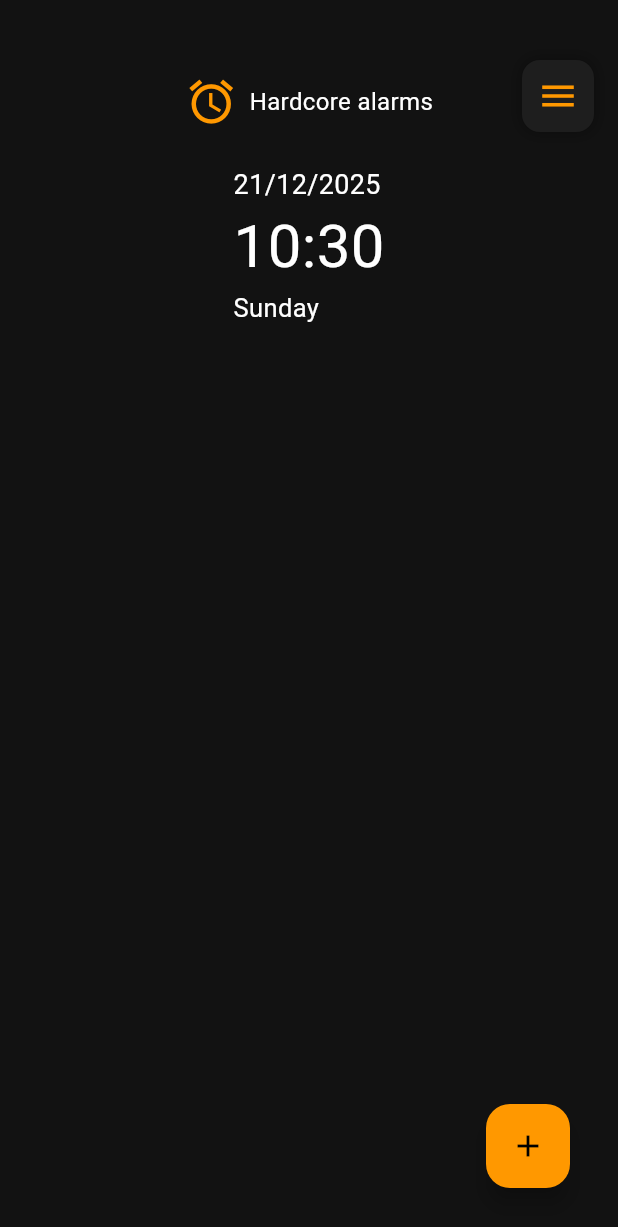
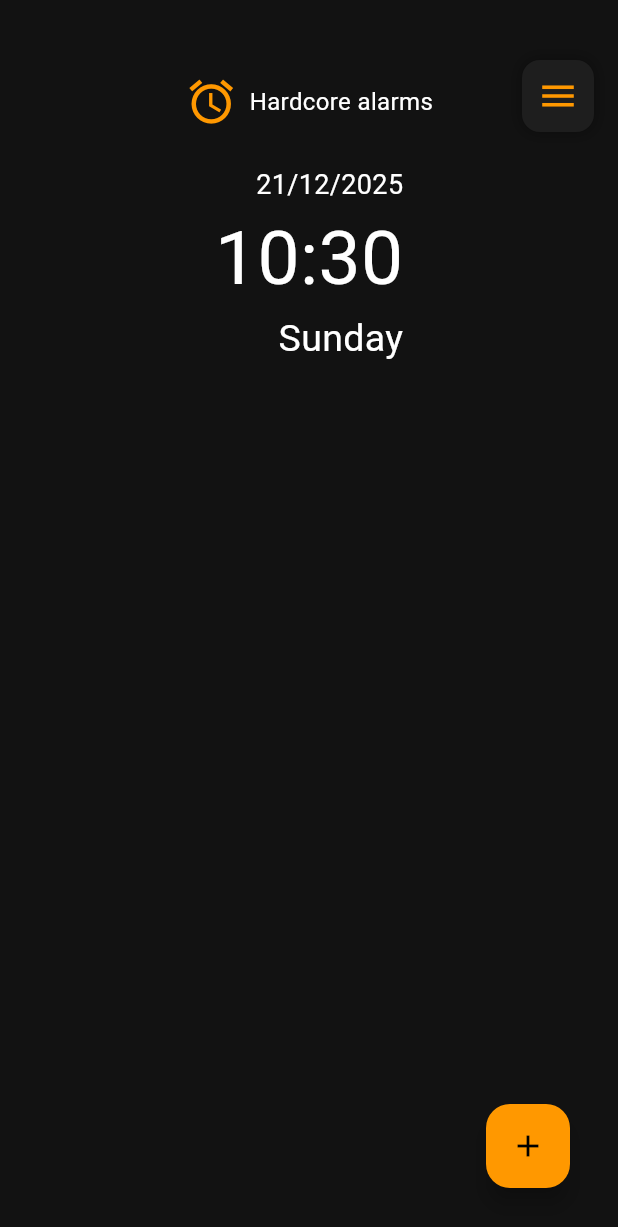
Before and after one commit to gregor20021/project_hardcore_alarm, a Flutter app: the screen it shows after launch, on a phone screen of 412 x 824 dp. Shown: the top 1227 px of the screen. Run offline on Flutter 3.47's test engine with Material 3 defaults, Android fonts, the light colour scheme and no system bars; our stand-ins replace carousel_slider, loading_animation_widget, shared_preferences, shelf, skeletonizer, wakelock_plus; missing offline and left inert: alarm, cron, network_info_plus, qr_code_scanner_plus, shelf_router, time_picker_spinner and 1 more; key blocks and very long unbroken strings in the code were emptied for the run.

Commit message:
changed some styles and UI

```diff
--- a/lib/views/dashboard/dashboardAlarmView.dart
+++ b/lib/views/dashboard/dashboardAlarmView.dart
@@ -51,7 +51,9 @@ class _DashboardAlarmViewState extends State<DashboardAlarmView> {
                   horizontal: 8.0,
                   vertical: 30,
                 ),
-                child: Column(crossAxisAlignment: vertical ? CrossAxisAlignment.center : CrossAxisAlignment.end,
+                child: Column(
+                  mainAxisSize: MainAxisSize.min,
+                  crossAxisAlignment: vertical ? CrossAxisAlignment.center : CrossAxisAlignment.end,
                   children: [
                     ScreenHeading(icon: Icons.alarm, text: "Hardcore alarms"),
                     SizedBox(height: 25,),
@@ -60,11 +62,8 @@ class _DashboardAlarmViewState extends State<DashboardAlarmView> {
                 ),
               ),
               Expanded(
-                child: Flex(
-                  direction: Axis.vertical,
-                  crossAxisAlignment: CrossAxisAlignment.start,
-                  children: [
-                    Expanded(
+                child: Padding(
+                  padding:  EdgeInsets.symmetric(vertical: vertical ? 30.0 : 0, horizontal: !vertical ? 30 : 0),
                   child: SingleChildScrollView(
                     child: Wrap(
                       direction: Axis.horizontal,
@@ -78,8 +77,6 @@ class _DashboardAlarmViewState extends State<DashboardAlarmView> {
                       ],
                     ),
                   ),
-                    ),
-                  ],
                 ),
               ),
             ],
--- a/lib/widgets/currentTimeDisplay.dart
+++ b/lib/widgets/currentTimeDisplay.dart
@@ -33,18 +33,18 @@ class _CurrentTimeState extends State<CurrentTime> {
   @override
   Widget build(BuildContext context) {
     DateTime now = DateTime.now();
-    return Column(crossAxisAlignment: CrossAxisAlignment.start,children: [
+    return Column(crossAxisAlignment: CrossAxisAlignment.end,mainAxisSize: MainAxisSize.min,children: [
       Text(
         TimeUtil.getFormattedDateTime(now, showTime: false),
         style: const TextStyle(fontSize: 18),
       ),
       Text(
         TimeUtil.getFormattedTime(now.hour, now.minute),
-        style: const TextStyle(fontSize: 40),
+        style: const TextStyle(fontSize: 50),
       ),
       Text(
         TimeUtil.getWeekday(now.weekday),
-        style: const TextStyle(fontSize: 17),
+        style: const TextStyle(fontSize: 25),
       ),
     ],);
   }
```
Also changed, not shown: lib/widgets/smallAlarmTile.dart (+3 -11 lines), pubspec.lock, 1 other file. Lines whose indentation alone changed are shown as unchanged.
